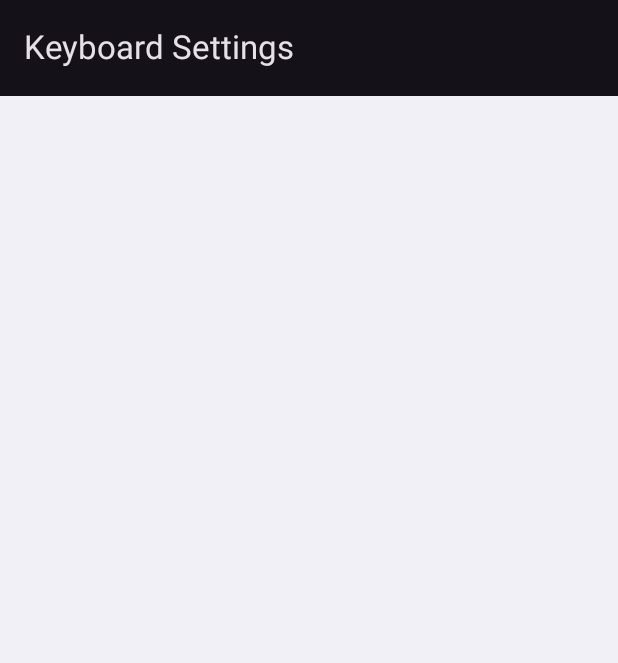
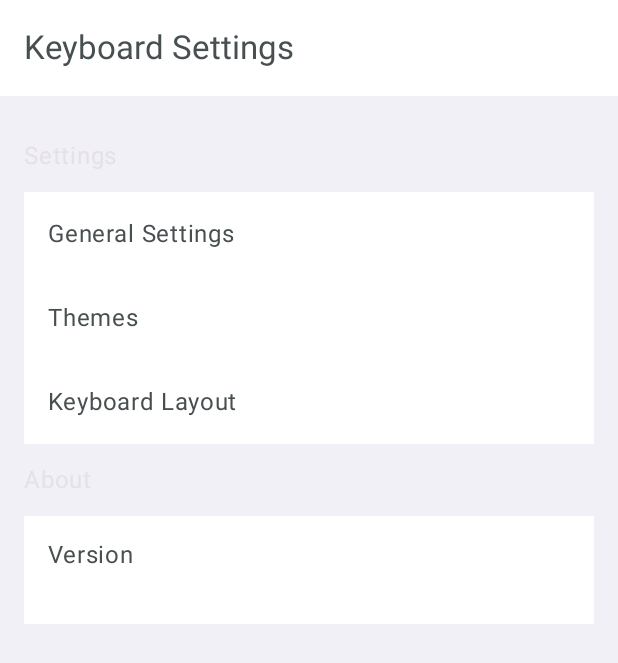
Before and after one commit to joshxviii/animalese-typing-keyboard, an Android app built with Jetpack Compose: the SettingsActivity screen opened directly, with no data from a screen before it, on a phone screen of 412 x 824 dp. Shown: the top 663 px of the screen. Run offline under Robolectric (Android 15) with nearby library versions, the phone set to English and light mode, and no system bars.

Commit message:
Created settings screens

```diff
--- a/app/build.gradle.kts
+++ b/app/build.gradle.kts
@@ -48,7 +48,6 @@ android {
 
 dependencies {
 
-    implementation("androidx.navigation:navigation-compose:2.7.7")
     implementation(libs.androidx.core.ktx)
     implementation(libs.androidx.lifecycle.runtime.ktx)
     implementation(libs.androidx.activity.compose)
@@ -60,6 +59,8 @@ dependencies {
     implementation(libs.androidx.material3)
     implementation(libs.androidx.media3.common.ktx)
     implementation(libs.androidx.compose.foundation)
+    implementation(libs.androidx.navigation.runtime.ktx)
+    implementation(libs.androidx.navigation.compose)
     testImplementation(libs.junit)
     androidTestImplementation(libs.androidx.junit)
     androidTestImplementation(libs.androidx.espresso.core)
--- a/app/src/main/java/com/example/animalese_typing/SettingsActivity.kt
+++ b/app/src/main/java/com/example/animalese_typing/SettingsActivity.kt
@@ -5,10 +5,17 @@ import androidx.activity.ComponentActivity
 import androidx.activity.compose.setContent
 import androidx.activity.enableEdgeToEdge
 import androidx.compose.foundation.layout.*
+import androidx.compose.material.icons.Icons
+import androidx.compose.material.icons.filled.ArrowBack
 import androidx.compose.material3.*
-import androidx.compose.runtime.Composable
 import androidx.compose.ui.Modifier
-import androidx.compose.ui.tooling.preview.Preview
+import androidx.navigation.compose.NavHost
+import androidx.navigation.compose.composable
+import androidx.navigation.compose.rememberNavController
+import com.example.animalese_typing.ui.settings.GeneralSettingsScreen
+import com.example.animalese_typing.ui.settings.LayoutSettingsScreen
+import com.example.animalese_typing.ui.settings.MainSettingsScreen
+import com.example.animalese_typing.ui.settings.ThemesSettingsScreen
 import com.example.animalese_typing.ui.theme.AnimaleseTypingTheme
 
 class SettingsActivity : ComponentActivity() {
@@ -18,42 +25,37 @@ class SettingsActivity : ComponentActivity() {
         enableEdgeToEdge()
         setContent {
             AnimaleseTypingTheme {
+                val navController = rememberNavController()
                 Scaffold(
                     modifier = Modifier.fillMaxSize(),
                     topBar = {
                         TopAppBar(
-                            title = { Text("Keyboard Settings") }
+                            title = { Text("Keyboard Settings") },
+                            navigationIcon = {
+                                if (navController.previousBackStackEntry != null) {
+                                    IconButton(onClick = { navController.popBackStack() }) {
+                                        Icon(
+                                            imageVector = Icons.Default.ArrowBack,
+                                            contentDescription = "Back"
+                                        )
+                                    }
+                                }
+                            }
                         )
                     }
                 ) { innerPadding ->
-                    SettingsScreen(Modifier.padding(innerPadding))
+                    NavHost(
+                        navController = navController,
+                        startDestination = "main_settings",
+                        modifier = Modifier.padding(innerPadding)
+                    ) {
+                        composable("main_settings") { MainSettingsScreen(navController) }
+                        composable("themes") { ThemesSettingsScreen() }
+                        composable("general") { GeneralSettingsScreen() }
+                        composable("layout") { LayoutSettingsScreen() }
+                    }
                 }
             }
         }
     }
 }
-
-@Composable
-fun SettingsScreen(modifier: Modifier = Modifier) {
-
-}
-
-
-// FOR PREVIEW ONLY
-@OptIn(ExperimentalMaterial3Api::class)
-@Composable
-@Preview(showBackground = true)
-fun SettingsScreenPreview() {
-    AnimaleseTypingTheme {
-        Scaffold(
-            modifier = Modifier.fillMaxSize(),
-            topBar = {
-                TopAppBar(
-                    title = { Text("Keyboard Settings") }
-                )
-            }
-        ) { innerPadding ->
-            SettingsScreen(Modifier.padding(innerPadding))
-        }
-    }
-}
--- /dev/null
+++ b/app/src/main/java/com/example/animalese_typing/ui/settings/MainSettingsScreen.kt
@@ -0,0 +1,126 @@
+package com.example.animalese_typing.ui.settings
+
+import android.content.Context
+import androidx.compose.foundation.background
+import androidx.compose.foundation.clickable
+import androidx.compose.foundation.layout.Arrangement
+import androidx.compose.foundation.layout.Column
+import androidx.compose.foundation.layout.ColumnScope
+import androidx.compose.foundation.layout.PaddingValues
+import androidx.compose.foundation.layout.padding
+import androidx.compose.foundation.lazy.LazyColumn
+import androidx.compose.material3.ExperimentalMaterial3Api
+import androidx.compose.material3.ListItem
+import androidx.compose.material3.RadioButton
+import androidx.compose.material3.Slider
+import androidx.compose.material3.Text
+import androidx.compose.runtime.Composable
+import androidx.compose.ui.Modifier
+import androidx.compose.ui.tooling.preview.Preview
+import androidx.compose.ui.unit.dp
+import androidx.navigation.NavController
+import com.example.animalese_typing.ui.theme.AnimaleseTypingTheme
+
+@Composable
+fun MainSettingsScreen(navController: NavController? = null) {
+    SettingsList {
+
+        SettingsCategory(title = "Settings")
+        SettingsItem(
+            title = "General Settings",
+            onClick = { navController?.navigate("general") }
+        )
+        SettingsItem(
+            title = "Themes",
+            onClick = { navController?.navigate("themes") }
+        )
+        SettingsItem(
+            title = "Keyboard Layout",
+            onClick = { navController?.navigate("layout") }
+        )
+
+        SettingsCategory(title = "About")
+        SettingsItem(title = "Version", subtitle = "")
+    }
+}
+
+@Composable
+@Preview(showBackground = true, showSystemUi = true)
+fun SettingsScreenPreview() {
+    AnimaleseTypingTheme {
+        MainSettingsScreen()
+    }
+}
+
+@Composable
+fun SettingsList(content: @Composable ColumnScope.() -> Unit) {
+    LazyColumn(
+        contentPadding = PaddingValues(16.dp),
+        verticalArrangement = Arrangement.spacedBy(8.dp)
+    ) {
+        item {
+            Column(
+                content = content
+            )
+        }
+    }
+}
+
+@Composable
+fun SettingsCategory(title: String) {
+    Text(
+        text = title,
+        modifier = Modifier.padding(vertical = 12.dp)
+    )
+}
+
+@OptIn(ExperimentalMaterial3Api::class)
+@Composable
+fun SettingsItem(
+    title: String,
+    subtitle: String? = null,
+    enabled: Boolean = true,
+    control: @Composable (() -> Unit)? = null,
+    onClick: () -> Unit = {}
+) {
+    ListItem(
+        headlineContent = { Text(title) },
+        supportingContent = { if (subtitle != null) Text(subtitle) },
+        trailingContent = control,
+        modifier = Modifier
+            .clickable(enabled = enabled, onClick = onClick)
+    )
+}
+
+@Composable
+fun RadioButtonItem(
+    title: String,
+    selected: Boolean,
+    onClick: () -> Unit
+) {
+    ListItem(
+        headlineContent = { Text(title) },
+        trailingContent = {
+            RadioButton(selected = selected, onClick = onClick)
+        },
+        modifier = Modifier.clickable { onClick() }
+    )
+}
+
+@Composable
+fun SliderItem(
+    title: String,
+    value: Float,
+    onValueChange: (Float) -> Unit,
+    valueRange: ClosedFloatingPointRange<Float> = 0f..1f
+) {
+    Column {
+        Text(title)
+        Slider(
+            value = value,
+            onValueChange = onValueChange,
+            valueRange = valueRange,
+            modifier = Modifier.padding(horizontal = 8.dp)
+        )
+    }
+}
--- a/app/src/main/java/com/example/animalese_typing/ui/theme/Theme.kt
+++ b/app/src/main/java/com/example/animalese_typing/ui/theme/Theme.kt
@@ -16,6 +16,11 @@ fun AnimaleseTypingTheme(
             colorScheme = androidx.compose.material3.darkColorScheme()
                 .copy(
                     background = theme.background,
+                    surface = theme.keyBase,
+                    onSurface = theme.keyText,
+
+                    primary = theme.highlight,
+                    onPrimary = theme.keyBase
                 ),
             content = content
         )
--- a/gradle/libs.versions.toml
+++ b/gradle/libs.versions.toml
@@ -11,6 +11,8 @@ composeBom = "2024.09.00"
 material3 = "1.3.2"
 media3CommonKtx = "1.8.0"
 foundation = "1.9.5"
+navigationRuntimeKtx = "2.9.6"
+navigationCompose = "2.9.6"
 
 [libraries]
 androidx-core-ktx = { group = "androidx.core", name = "core-ktx", version.ref = "coreKtx" }
@@ -30,6 +32,8 @@ androidx-compose-material3 = { group = "androidx.compose.material3", name = "mat
 androidx-material3 = { group = "androidx.compose.material3", name = "material3", version.ref = "material3" }
 androidx-media3-common-ktx = { group = "androidx.media3", name = "media3-common-ktx", version.ref = "media3CommonKtx" }
 androidx-compose-foundation = { group = "androidx.compose.foundation", name = "foundation", version.ref = "foundation" }
+androidx-navigation-runtime-ktx = { group = "androidx.navigation", name = "navigation-runtime-ktx", version.ref = "navigationRuntimeKtx" }
+androidx-navigation-compose = { group = "androidx.navigation", name = "navigation-compose", version.ref = "navigationCompose" }
 
 [plugins]
 android-application = { id = "com.android.application", version.ref = "agp" }
```
Also changed, not shown: app/src/main/java/com/example/animalese_typing/ui/settings/GeneralSettingsSreen.kt (added, +35 -0 lines), app/src/main/java/com/example/animalese_typing/ui/settings/LayoutSettingsScreen.kt (added, +30 -0 lines), app/src/main/java/com/example/animalese_typing/ui/settings/ThemeSettingsScreen.kt (added, +24 -0 lines).
